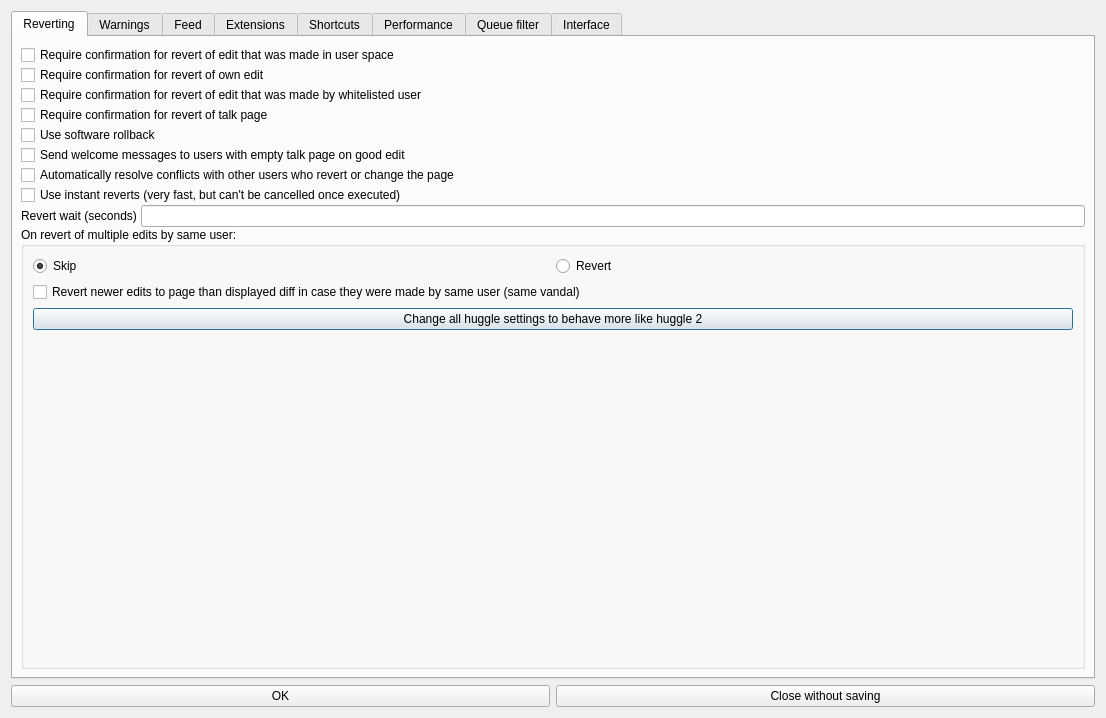
First picture: the form in huggle/preferences.ui, repository huggle/huggle3-qt-lx, before the edit.
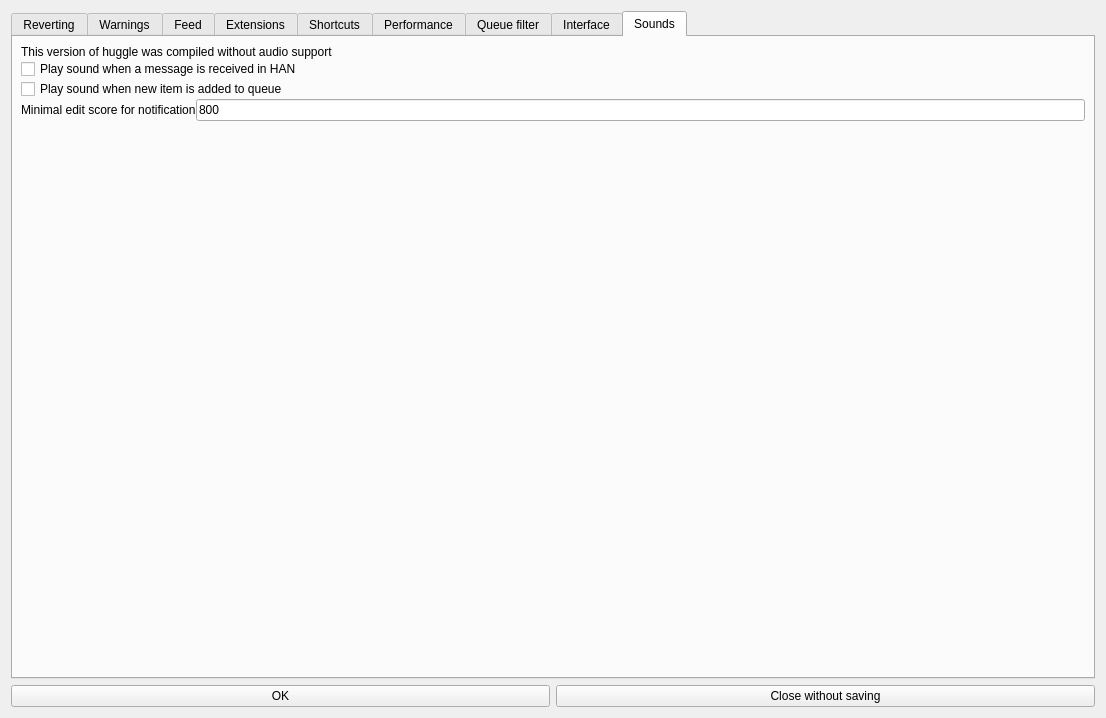
Second picture: the form after the edit. The open tabs and pages were chosen to show the change. Icons and pictures are not drawn.

Commit message: Implemented sound notifications on IRC and Queue

```diff
--- a/huggle/preferences.ui
+++ b/huggle/preferences.ui
@@ -926,6 +926,86 @@
        </item>
       </layout>
      </widget>
+     <widget class="QWidget" name="tab_8">
+      <attribute name="title">
+       <string>Sounds</string>
+      </attribute>
+      <layout class="QVBoxLayout" name="verticalLayout_14">
+       <property name="spacing">
+        <number>0</number>
+       </property>
+       <property name="leftMargin">
+        <number>8</number>
+       </property>
+       <property name="topMargin">
+        <number>8</number>
+       </property>
+       <property name="rightMargin">
+        <number>8</number>
+       </property>
+       <property name="bottomMargin">
+        <number>8</number>
+       </property>
+       <item>
+        <widget class="QLabel" name="label_NoAudio">
+         <property name="text">
+          <string>&lt;html&gt;&lt;head/&gt;&lt;body&gt;&lt;p&gt;&lt;img src=&quot;:/huggle/pictures/Resources/warning_icon_micro.png&quot;/&gt; This version of huggle was compiled without audio support&lt;/p&gt;&lt;/body&gt;&lt;/html&gt;</string>
+         </property>
+         <property name="textFormat">
+          <enum>Qt::RichText</enum>
+         </property>
+         <property name="scaledContents">
+          <bool>false</bool>
+         </property>
+        </widget>
+       </item>
+       <item>
+        <widget class="QCheckBox" name="cbPlayOnIRCMsg">
+         <property name="text">
+          <string>Play sound when a message is received in HAN</string>
+         </property>
+        </widget>
+       </item>
+       <item>
+        <widget class="QCheckBox" name="cbPlayOnNewItem">
+         <property name="text">
+          <string>Play sound when new item is added to queue</string>
+         </property>
+        </widget>
+       </item>
+       <item>
+        <layout class="QHBoxLayout" name="horizontalLayout_11">
+         <item>
+          <widget class="QLabel" name="label_minimal_score">
+           <property name="text">
+            <string>Minimal edit score for notification</string>
+           </property>
+          </widget>
+         </item>
+         <item>
+          <widget class="QLineEdit" name="ln_QueueSoundMinScore">
+           <property name="text">
+            <string>800</string>
+           </property>
+          </widget>
+         </item>
+        </layout>
+       </item>
+       <item>
+        <spacer name="verticalSpacer_7">
+         <property name="orientation">
+          <enum>Qt::Vertical</enum>
+         </property>
+         <property name="sizeHint" stdset="0">
+          <size>
+           <width>20</width>
+           <height>40</height>
+          </size>
+         </property>
+        </spacer>
+       </item>
+      </layout>
+     </widget>
     </widget>
    </item>
    <item>
```
The commit also changes 8 other files.
